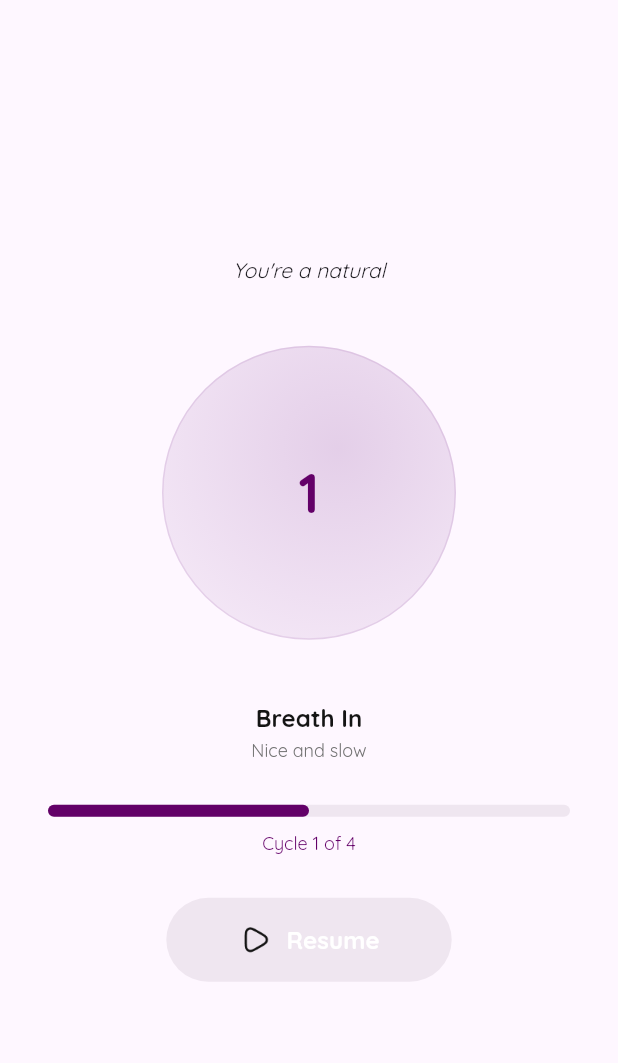
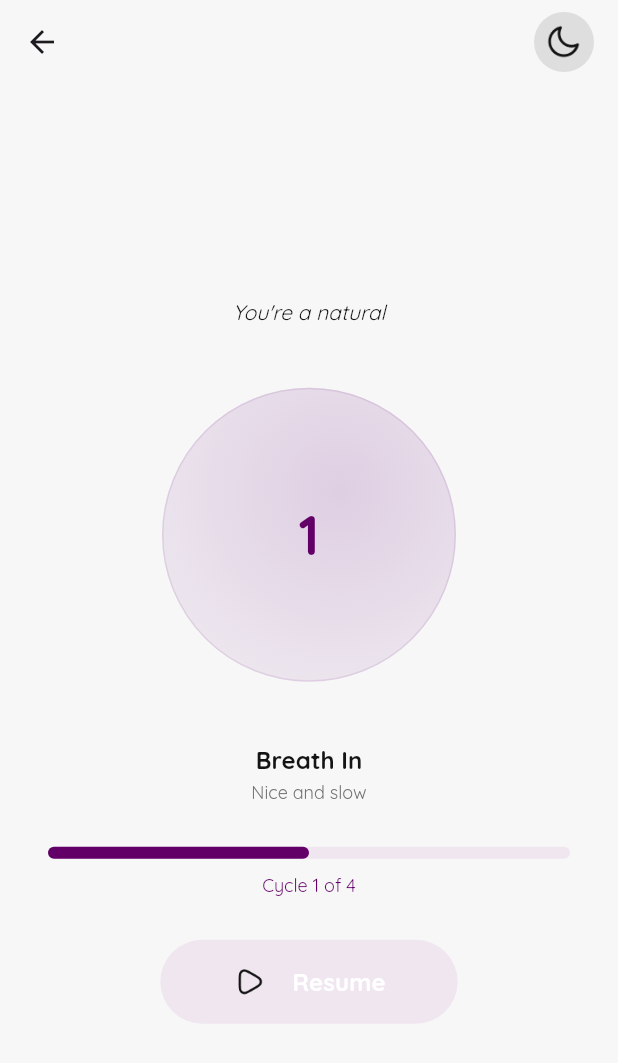
Before and after one commit to sharmadhiraj/Breathing-App, a Flutter app: the BreathingScreen screen opened directly, on a phone screen of 412 x 824 dp. Shown: the top 1063 px of the screen. Run offline on Flutter 3.47's test engine with Material 3 defaults, Android fonts, the phone set to English and light mode, and no system bars; our stand-ins replace flutter_bloc, lottie.

Commit message:
Implement dark mode and navigation

```diff
--- /dev/null
+++ b/lib/core/app_colors.dart
@@ -0,0 +1,65 @@
+import 'package:flutter/material.dart';
+
+class AppColors extends ThemeExtension<AppColors> {
+  final Color surfacePrimary;
+  final Color surfaceSecondary;
+  final Color borderPrimary;
+  final Color borderAccent;
+  final Color textPrimary;
+  final Color textSecondary;
+  final Color textAccent;
+  final Color labelPrimary;
+
+  const AppColors({
+    required this.surfacePrimary,
+    required this.surfaceSecondary,
+    required this.borderPrimary,
+    required this.borderAccent,
+    required this.textPrimary,
+    required this.textSecondary,
+    required this.textAccent,
+    required this.labelPrimary,
+  });
+
+  @override
+  AppColors copyWith({
+    Color? surfacePrimary,
+    Color? surfaceSecondary,
+    Color? borderPrimary,
+    Color? borderAccent,
+    Color? textPrimary,
+    Color? textSecondary,
+    Color? textAccent,
+    Color? labelPrimary,
+  }) {
+    return AppColors(
+      surfacePrimary: surfacePrimary ?? this.surfacePrimary,
+      surfaceSecondary: surfaceSecondary ?? this.surfaceSecondary,
+      borderPrimary: borderPrimary ?? this.borderPrimary,
+      borderAccent: borderAccent ?? this.borderAccent,
+      textPrimary: textPrimary ?? this.textPrimary,
+      textSecondary: textSecondary ?? this.textSecondary,
+      textAccent: textAccent ?? this.textAccent,
+      labelPrimary: labelPrimary ?? this.labelPrimary,
+    );
+  }
+
+  @override
+  AppColors lerp(ThemeExtension<AppColors>? other, double t) {
+    if (other is! AppColors) return this;
+    return AppColors(
+      surfacePrimary: Color.lerp(surfacePrimary, other.surfacePrimary, t)!,
+      surfaceSecondary: Color.lerp(
+        surfaceSecondary,
+        other.surfaceSecondary,
+        t,
+      )!,
+      borderPrimary: Color.lerp(borderPrimary, other.borderPrimary, t)!,
+      borderAccent: Color.lerp(borderAccent, other.borderAccent, t)!,
+      textPrimary: Color.lerp(textPrimary, other.textPrimary, t)!,
+      textSecondary: Color.lerp(textSecondary, other.textSecondary, t)!,
+      textAccent: Color.lerp(textAccent, other.textAccent, t)!,
+      labelPrimary: Color.lerp(labelPrimary, other.labelPrimary, t)!,
+    );
+  }
+}
--- /dev/null
+++ b/lib/core/bloc/theme.dart
@@ -0,0 +1,27 @@
+import 'package:flutter/material.dart';
+import 'package:flutter_bloc/flutter_bloc.dart';
+
+// Events
+abstract class ThemeEvent {}
+
+class ToggleTheme extends ThemeEvent {}
+
+// State
+class ThemeState {
+  final ThemeMode themeMode;
+
+  ThemeState(this.themeMode);
+}
+
+// Bloc
+class ThemeBloc extends Bloc<ThemeEvent, ThemeState> {
+  ThemeBloc() : super(ThemeState(ThemeMode.light)) {
+    on<ToggleTheme>((event, emit) {
+      emit(
+        ThemeState(
+          state.themeMode == ThemeMode.light ? ThemeMode.dark : ThemeMode.light,
+        ),
+      );
+    });
+  }
+}
--- /dev/null
+++ b/lib/core/route.dart
@@ -0,0 +1,28 @@
+import 'package:breathing_app/modules/breathing/screens/breathing.dart';
+import 'package:breathing_app/modules/breathing/screens/finish.dart';
+import 'package:breathing_app/modules/breathing/screens/setup.dart';
+import 'package:flutter/material.dart';
+
+class AppRoutes {
+  static const setup = '/setup';
+  static const breathing = '/breathing';
+  static const finish = '/finish';
+
+  static Map<String, WidgetBuilder> get routes => {
+    setup: (_) => const SetupScreen(),
+    breathing: (_) => const BreathingScreen(),
+    finish: (_) => const FinishScreen(),
+  };
+
+  static void navigateTo(BuildContext context, String route) {
+    Navigator.pushNamed(context, route);
+  }
+
+  static void navigateToReplacement(BuildContext context, String route) {
+    Navigator.pushReplacementNamed(context, route);
+  }
+
+  static void goBack(BuildContext context) {
+    Navigator.pop(context);
+  }
+}
--- a/lib/core/theme.dart
+++ b/lib/core/theme.dart
@@ -1,24 +1,62 @@
+import 'package:breathing_app/core/app_colors.dart';
 import 'package:flutter/material.dart';
 
 class AppTheme {
   static const primaryColor = Color(0xFF630068);
 
-  static const surfacePrimary = Color(0xFFF7F7F7);
-  static const surfaceSecondary = Color(0xFFFFF8F0);
-
-  static const borderPrimary = Color(0xFFF5F5F5);
-  static const borderAccent = Color(0xFFE47B00);
-
-  static const textPrimary = Color(0xFF141414);
-  static const textSecondary = Color(0XFF737373);
-  static const textAccent = Color(0xFFE47B00);
-
-  static final ThemeData theme = ThemeData(
+  static final ThemeData lightTheme = ThemeData(
+    brightness: Brightness.light,
     primaryColor: primaryColor,
+    scaffoldBackgroundColor: const Color(0xFFF7F7F7),
     fontFamily: "Quicksand",
     textTheme: const TextTheme(
-      bodyMedium: TextStyle(fontSize: 16),
-      titleLarge: TextStyle(fontWeight: FontWeight.bold, fontSize: 24),
+      bodyMedium: TextStyle(fontSize: 16, color: Color(0xFF141414)),
+      titleLarge: TextStyle(
+        fontWeight: FontWeight.bold,
+        fontSize: 24,
+        color: Color(0xFF141414),
+      ),
     ),
+    dividerColor: const Color(0xFFF5F5F5),
+    extensions: [
+      const AppColors(
+        surfacePrimary: Color(0xFFF7F7F7),
+        surfaceSecondary: Color(0xFFFFF8F0),
+        borderPrimary: Color(0xFFF5F5F5),
+        borderAccent: Color(0xFFE47B00),
+        textPrimary: Color(0xFF141414),
+        textSecondary: Color(0xFF737373),
+        textAccent: Color(0xFFE47B00),
+        labelPrimary: primaryColor,
+      ),
+    ],
+  );
+
+  static final ThemeData darkTheme = ThemeData(
+    brightness: Brightness.dark,
+    primaryColor: primaryColor,
+    scaffoldBackgroundColor: const Color(0xFF1E1E1E),
+    fontFamily: "Quicksand",
+    textTheme: const TextTheme(
+      bodyMedium: TextStyle(fontSize: 16, color: Color(0xFFFFFFFF)),
+      titleLarge: TextStyle(
+        fontWeight: FontWeight.bold,
+        fontSize: 24,
+        color: Color(0xFFFFFFFF),
+      ),
+    ),
+    dividerColor: const Color(0xFF444444),
+    extensions: const [
+      AppColors(
+        surfacePrimary: Color(0xFF1E1E1E),
+        surfaceSecondary: Color(0xFF2C2C2C),
+        borderPrimary: Color(0xFF444444),
+        borderAccent: Color(0xFFE47B00),
+        textPrimary: Color(0xFFFFFFFF),
+        textSecondary: Color(0xFFB0B0B0),
+        textAccent: Color(0xFFE47B00),
+        labelPrimary: Colors.white,
+      ),
+    ],
   );
 }
--- /dev/null
+++ b/lib/core/widgets/app_bar.dart
@@ -0,0 +1,43 @@
+import 'package:breathing_app/core/bloc/theme.dart';
+import 'package:flutter/material.dart';
+import 'package:flutter_bloc/flutter_bloc.dart';
+
+class BreathingAppBar extends StatelessWidget implements PreferredSizeWidget {
+  const BreathingAppBar({super.key});
+
+  @override
+  Widget build(BuildContext context) {
+    return AppBar(
+      backgroundColor: Colors.transparent,
+      elevation: 0,
+      actions: [
+        BlocBuilder<ThemeBloc, ThemeState>(
+          builder: (context, state) {
+            final isDark = state.themeMode == ThemeMode.dark;
+            return GestureDetector(
+              onTap: () => context.read<ThemeBloc>().add(ToggleTheme()),
+              child: Container(
+                padding: const EdgeInsets.all(8),
+                decoration: BoxDecoration(
+                  color: (isDark ? Colors.white : Colors.black).withValues(
+                    alpha: 0.1,
+                  ),
+                  shape: BoxShape.circle,
+                ),
+                child: Image.asset(
+                  "assets/icons/${isDark ? "dark" : "light"}_mode.png",
+                  width: 24,
+                  height: 24,
+                ),
+              ),
+            );
+          },
+        ),
+        const SizedBox(width: 16),
+      ],
+    );
+  }
+
+  @override
+  Size get preferredSize => const Size.fromHeight(kToolbarHeight);
+}
--- a/lib/core/widgets/button.dart
+++ b/lib/core/widgets/button.dart
@@ -39,7 +39,7 @@ class AppButton extends StatelessWidget {
           children: [
             if (leftIcon != null) ...[
               Image.asset("assets/icons/$leftIcon.png", width: 24, height: 24),
-              const SizedBox(width: 8),
+              const SizedBox(width: 16),
             ],
             Text(
               text,
@@ -52,7 +52,7 @@ class AppButton extends StatelessWidget {
               ),
             ),
             if (rightIcon != null) ...[
-              const SizedBox(width: 8),
+              const SizedBox(width: 16),
               Image.asset("assets/icons/$rightIcon.png", width: 24, height: 24),
             ],
           ],
--- a/lib/core/widgets/number_field.dart
+++ b/lib/core/widgets/number_field.dart
@@ -1,4 +1,3 @@
-import 'package:breathing_app/core/theme.dart';
 import 'package:flutter/material.dart';
 
 class NumberField extends StatefulWidget {
@@ -40,12 +39,12 @@ class _NumberFieldState extends State<NumberField> {
             child: Text(
               "${value}s",
               textAlign: TextAlign.center,
-              style: const TextStyle(
+              style: TextStyle(
                 fontSize: 18,
                 fontWeight: FontWeight.w400,
                 letterSpacing: 0,
                 height: 1.5,
-                color: AppTheme.textPrimary,
+                color: Theme.of(context).textTheme.bodyMedium!.color,
               ),
             ),
           ),
--- a/lib/core/widgets/settings_tile_subtitle.dart
+++ b/lib/core/widgets/settings_tile_subtitle.dart
@@ -1,4 +1,4 @@
-import 'package:breathing_app/core/theme.dart';
+import 'package:breathing_app/core/app_colors.dart';
 import 'package:flutter/material.dart';
 
 class SettingsTileSubtitle extends StatelessWidget {
@@ -10,12 +10,12 @@ class SettingsTileSubtitle extends StatelessWidget {
   Widget build(BuildContext context) {
     return Text(
       title,
-      style: const TextStyle(
+      style: TextStyle(
         fontWeight: FontWeight.w400,
         fontSize: 12,
         height: 1.5,
         letterSpacing: 0,
-        color: AppTheme.textSecondary,
+        color: Theme.of(context).extension<AppColors>()!.textSecondary,
       ),
     );
   }
--- a/lib/core/widgets/settings_tile_title.dart
+++ b/lib/core/widgets/settings_tile_title.dart
@@ -1,4 +1,4 @@
-import 'package:breathing_app/core/theme.dart';
+import 'package:breathing_app/core/app_colors.dart';
 import 'package:flutter/material.dart';
 
 class SettingsTileTitle extends StatelessWidget {
@@ -10,12 +10,12 @@ class SettingsTileTitle extends StatelessWidget {
   Widget build(BuildContext context) {
     return Text(
       title,
-      style: const TextStyle(
+      style: TextStyle(
         fontWeight: FontWeight.w600,
         fontSize: 16,
         height: 1.5,
         letterSpacing: 0,
-        color: AppTheme.textPrimary,
+        color: Theme.of(context).extension<AppColors>()!.textPrimary,
       ),
     );
   }
--- a/lib/modules/breathing/screens/breathing.dart
+++ b/lib/modules/breathing/screens/breathing.dart
@@ -1,3 +1,5 @@
+import 'package:breathing_app/core/route.dart';
+import 'package:breathing_app/core/widgets/app_bar.dart';
 import 'package:breathing_app/core/widgets/button.dart';
 import 'package:breathing_app/core/widgets/linear_progress.dart';
 import 'package:breathing_app/core/widgets/settings_tile_subtitle.dart';
@@ -10,10 +12,10 @@ class BreathingScreen extends StatelessWidget {
 
   @override
   Widget build(BuildContext context) {
-    return Scaffold(body: _buildBody());
+    return Scaffold(appBar: const BreathingAppBar(), body: _buildBody(context));
   }
 
-  Widget _buildBody() {
+  Widget _buildBody(BuildContext context) {
     return Center(
       child: Column(
         mainAxisSize: MainAxisSize.min,
@@ -29,7 +31,9 @@ class BreathingScreen extends StatelessWidget {
           const SizedBox(height: 28),
           AppButton(
             text: "Resume",
-            onPressed: () {},
+            onPressed: () {
+              AppRoutes.navigateToReplacement(context, AppRoutes.finish);
+            },
             leftIcon: "play",
             backgroundColor: const Color(0xFFEFE6F0),
           ),
--- a/pubspec.yaml
+++ b/pubspec.yaml
@@ -11,6 +11,7 @@ dependencies:
   flutter:
     sdk: flutter
   lottie: ^3.3.2
+  flutter_bloc: ^9.1.1
 
 dev_dependencies:
   flutter_lints: ^6.0.0
```
Also changed, not shown: lib/core/widgets/option_chips.dart (+5 -6 lines), lib/main.dart (+16 -5 lines), lib/modules/breathing/screens/finish.dart (+20 -13 lines), lib/modules/breathing/screens/setup.dart (+18 -20 lines), lib/modules/breathing/widgets/advanced_timing_settings.dart (+6 -5 lines), assets/icons/dark_mode.png (added), assets/icons/light_mode.png (added), pubspec.lock.
